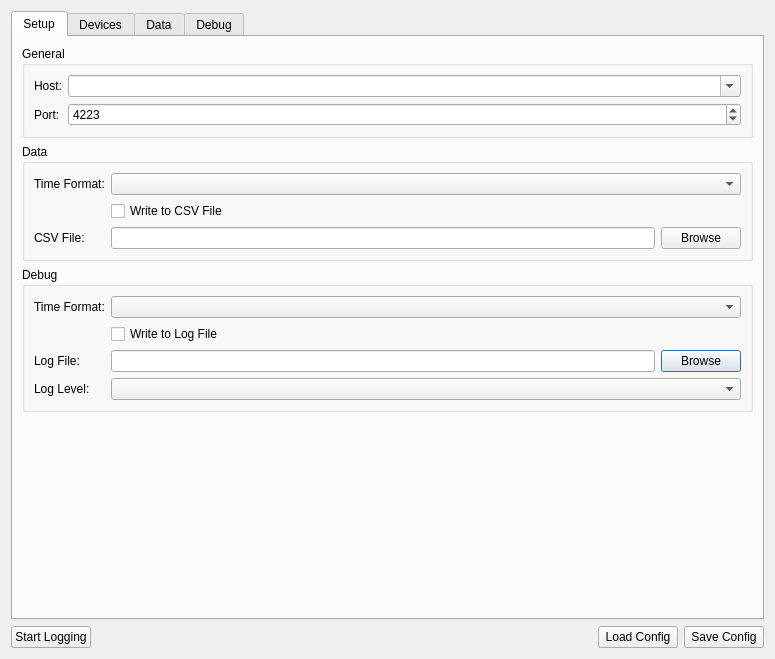
First picture: the form in src/brickv/data_logger/ui/setup_dialog.ui, repository Tinkerforge/brickv, before the edit.
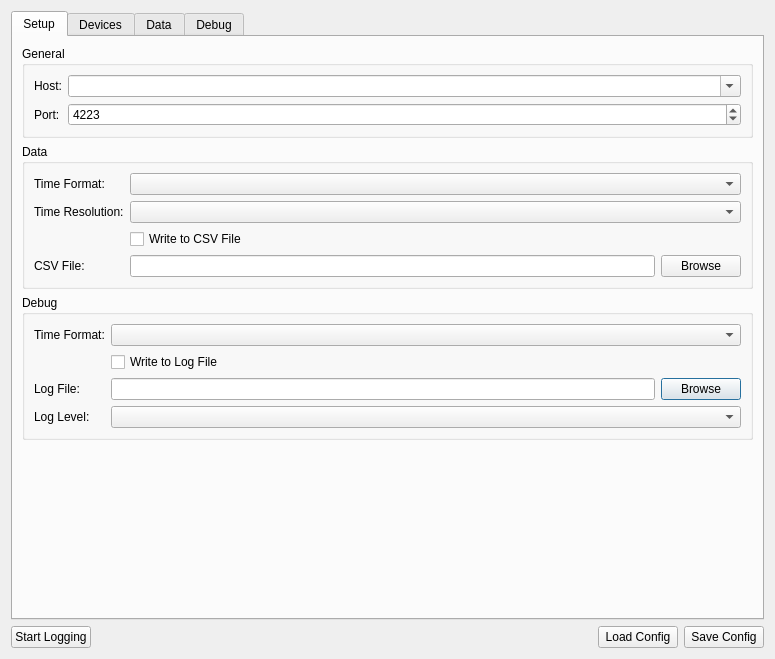
Second picture: the form after the edit.

Commit message: data-logger: Add optional milisecond resolution

What changed in the file:
```diff
--- a/src/brickv/data_logger/ui/setup_dialog.ui
+++ b/src/brickv/data_logger/ui/setup_dialog.ui
@@ -197,14 +197,14 @@
            <layout class="QVBoxLayout" name="verticalLayout_4">
             <item>
              <layout class="QGridLayout" name="gridLayout_3">
-              <item row="2" column="0">
+              <item row="3" column="0">
                <widget class="QLabel" name="label_csv_file_name">
                 <property name="text">
                  <string>CSV File:</string>
                 </property>
                </widget>
               </item>
-              <item row="2" column="1">
+              <item row="3" column="1">
                <layout class="QHBoxLayout" name="horizontalLayout_2">
                 <item>
                  <widget class="QLineEdit" name="edit_csv_file_name"/>
@@ -221,6 +221,20 @@
                 </item>
                </layout>
               </item>
+              <item row="2" column="1">
+               <widget class="QCheckBox" name="check_data_to_csv_file">
+                <property name="text">
+                 <string>Write to CSV File</string>
+                </property>
+               </widget>
+              </item>
+              <item row="0" column="0">
+               <widget class="QLabel" name="label_7">
+                <property name="text">
+                 <string>Time Format:</string>
+                </property>
+               </widget>
+              </item>
               <item row="0" column="1">
                <widget class="QComboBox" name="combo_data_time_format">
                 <property name="sizePolicy">
@@ -231,19 +245,15 @@
                 </property>
                </widget>
               </item>
+              <item row="1" column="0">
+               <widget class="QLabel" name="label_6">
+                <property name="text">
+                 <string>Time Resolution:</string>
+                </property>
+               </widget>
+              </item>
               <item row="1" column="1">
-               <widget class="QCheckBox" name="check_data_to_csv_file">
-                <property name="text">
-                 <string>Write to CSV File</string>
-                </property>
-               </widget>
-              </item>
-              <item row="0" column="0">
-               <widget class="QLabel" name="label_7">
-                <property name="text">
-                 <string>Time Format:</string>
-                </property>
-               </widget>
+               <widget class="QComboBox" name="combo_data_time_resolution"/>
               </item>
              </layout>
             </item>
```
Left out of the diff: 1 changed line with no effect on the pictures. The commit also changes 5 other files.
